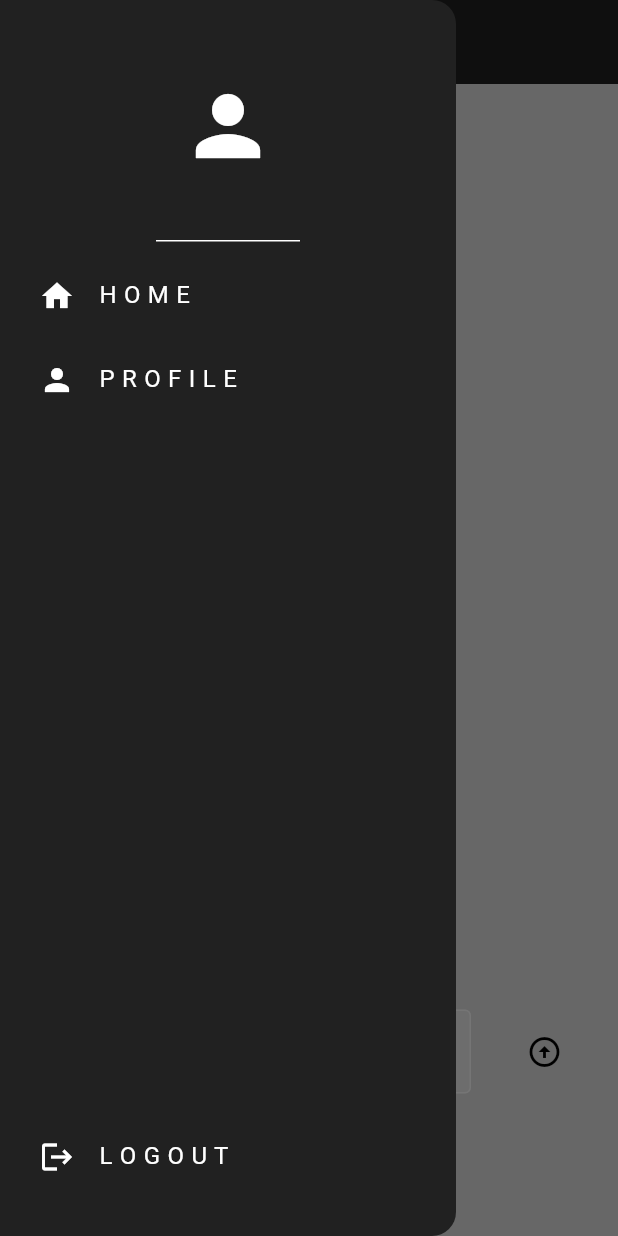
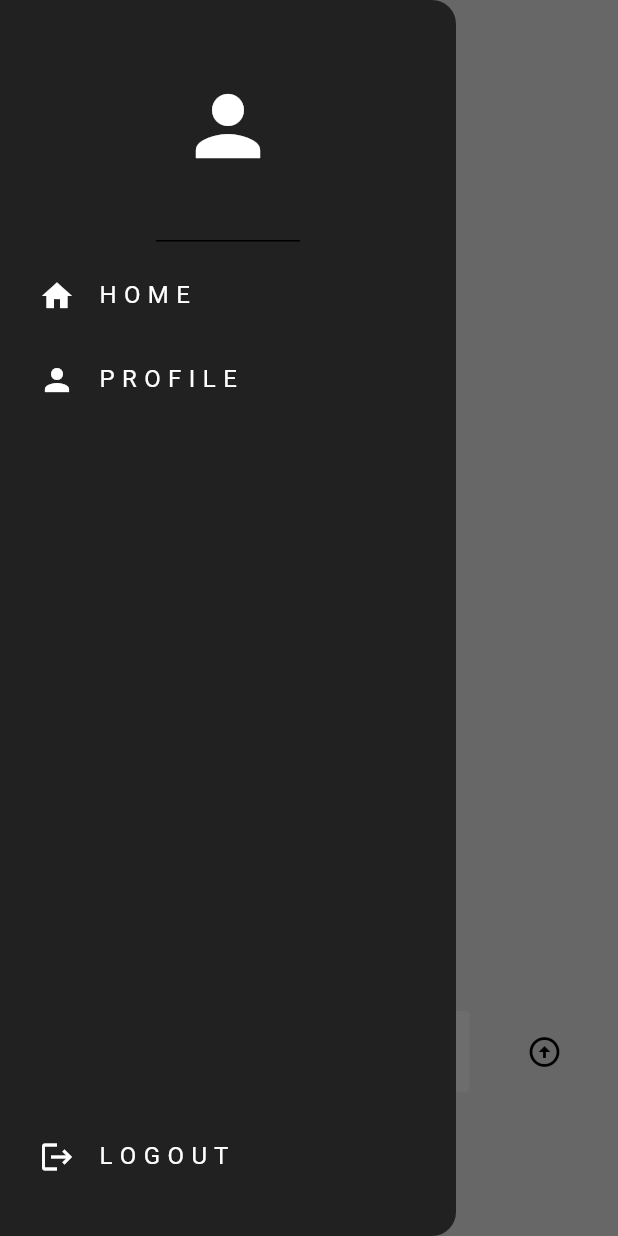
Before and after one commit to unclejames2610/flutter-social-media, a Flutter app: the screen it shows once a user with an empty profile is signed in, with the side drawer open, on a phone screen of 412 x 824 dp. Run offline on Flutter 3.47's test engine with Material 3 defaults, Android fonts, the phone set to English and light mode, and no system bars; our stand-ins replace cloud_firestore, firebase_auth, firebase_core, flutter_dotenv; accounts and stored records are empty; network calls fail.

Commit message:
feat:theme and comment styling

```diff
--- a/lib/components/my_text_field.dart
+++ b/lib/components/my_text_field.dart
@@ -20,9 +20,9 @@ class MyTextField extends StatelessWidget {
         controller: controller,
         obscureText: obscureText,
         decoration: InputDecoration(
-          enabledBorder: const OutlineInputBorder(
+          enabledBorder: OutlineInputBorder(
             borderSide: BorderSide(
-              color: Colors.white,
+              color: Theme.of(context).colorScheme.secondary,
             ),
           ),
           focusedBorder: OutlineInputBorder(
@@ -30,7 +30,7 @@ class MyTextField extends StatelessWidget {
               color: Colors.grey.shade400,
             ),
           ),
-          fillColor: Colors.grey.shade200,
+          fillColor: Theme.of(context).colorScheme.primary,
           filled: true,
           hintText: hintText,
           hintStyle: TextStyle(
--- a/lib/components/text_box.dart
+++ b/lib/components/text_box.dart
@@ -15,7 +15,7 @@ class MyTextBox extends StatelessWidget {
   Widget build(BuildContext context) {
     return Container(
       decoration: BoxDecoration(
-        color: Colors.grey[200],
+        color: Theme.of(context).colorScheme.primary,
         borderRadius: BorderRadius.circular(8),
       ),
       padding: const EdgeInsets.only(left: 15, bottom: 15),
--- a/lib/main.dart
+++ b/lib/main.dart
@@ -3,6 +3,8 @@ import 'package:flutter/material.dart';
 import 'package:flutter_dotenv/flutter_dotenv.dart';
 import 'package:social_media/auth/auth.dart';
 import 'package:social_media/firebase_options.dart';
+import 'package:social_media/theme/dark_theme.dart';
+import 'package:social_media/theme/light_theme.dart';
 
 void main() async {
   WidgetsFlutterBinding.ensureInitialized();
@@ -19,21 +21,8 @@ class MyApp extends StatelessWidget {
   @override
   Widget build(BuildContext context) {
     return MaterialApp(
-      theme: ThemeData(
-        primaryColor: Colors.grey[900],
-        appBarTheme: AppBarTheme(
-            color: Colors.grey[900],
-            titleTextStyle: const TextStyle(
-              color: Colors.white,
-              fontSize: 24,
-            ),
-            iconTheme: const IconThemeData(color: Colors.white)),
-        colorScheme:
-            ColorScheme.fromSwatch().copyWith(background: Colors.grey[300]),
-        textSelectionTheme: const TextSelectionThemeData(
-          cursorColor: Colors.black,
-        ),
-      ),
+      theme: lightTheme,
+      darkTheme: darkTheme,
       debugShowCheckedModeBanner: false,
       home: const AuthPage(),
     );
--- a/lib/pages/home_page.dart
+++ b/lib/pages/home_page.dart
@@ -4,6 +4,7 @@ import 'package:flutter/material.dart';
 import 'package:social_media/components/drawer.dart';
 import 'package:social_media/components/my_text_field.dart';
 import 'package:social_media/components/wall_post.dart';
+import 'package:social_media/helper/helper_methods.dart';
 import 'package:social_media/pages/profile_page.dart';
 
 class HomePage extends StatefulWidget {
@@ -53,18 +54,14 @@ class _HomePageState extends State<HomePage> {
   @override
   Widget build(BuildContext context) {
     return Scaffold(
-      backgroundColor: Colors.grey[300],
+      backgroundColor: Theme.of(context).colorScheme.background,
       drawer: MyDrawer(
         onProfiletap: goToProfilePage,
         onSignOut: signOut,
       ),
       appBar: AppBar(
-        backgroundColor: Colors.grey[900],
         title: const Text(
           "The Wall",
-          style: TextStyle(
-            color: Colors.white,
-          ),
         ),
         // actions: [
         //   IconButton(
@@ -99,6 +96,7 @@ class _HomePageState extends State<HomePage> {
                         user: post['UserEmail'],
                         postId: post.id,
                         likes: List<String>.from(post['Likes'] ?? []),
+                        time: formatDate(post['TimeStamp']),
                       );
                     },
                   );
--- /dev/null
+++ b/lib/theme/dark_theme.dart
@@ -0,0 +1,17 @@
+import 'package:flutter/material.dart';
+
+ThemeData darkTheme = ThemeData(
+  brightness: Brightness.dark,
+  appBarTheme: const AppBarTheme(
+    backgroundColor: Colors.black,
+  ),
+  colorScheme: ColorScheme.dark(
+    background: Colors.black,
+    primary: Colors.grey[900]!,
+    secondary: Colors.grey[800]!,
+    tertiary: Colors.white,
+  ),
+  textSelectionTheme: TextSelectionThemeData(
+    cursorColor: Colors.grey[300]!,
+  ),
+);
--- /dev/null
+++ b/lib/theme/light_theme.dart
@@ -0,0 +1,38 @@
+import 'package:flutter/material.dart';
+
+ThemeData lightTheme = ThemeData(
+  brightness: Brightness.light,
+  appBarTheme: const AppBarTheme(
+    backgroundColor: Colors.transparent,
+    elevation: 0,
+    iconTheme: IconThemeData(color: Colors.black),
+    titleTextStyle: TextStyle(color: Colors.black, fontSize: 20),
+  ),
+  colorScheme: ColorScheme.light(
+    background: Colors.grey[300]!,
+    primary: Colors.grey[200]!,
+    secondary: Colors.grey[300]!,
+    tertiary: Colors.black,
+  ),
+  textSelectionTheme: TextSelectionThemeData(
+    cursorColor: Colors.grey[800]!,
+  ),
+);
+
+
+
+  //  theme: ThemeData(
+  //       primaryColor: Colors.grey[900],
+  //       appBarTheme: AppBarTheme(
+  //           color: Colors.grey[900],
+  //           titleTextStyle: const TextStyle(
+  //             color: Colors.white,
+  //             fontSize: 24,
+  //           ),
+  //           iconTheme: const IconThemeData(color: Colors.white)),
+  //       colorScheme:
+  //           ColorScheme.fromSwatch().copyWith(background: Colors.grey[300]),
+  //       textSelectionTheme: const TextSelectionThemeData(
+  //         cursorColor: Colors.black,
+  //       ),
+  //     ),
```
Also changed, not shown: lib/components/comment.dart (+13 -4 lines), lib/components/wall_post.dart (+31 -9 lines), lib/pages/profile_page.dart (+8 -7 lines).
